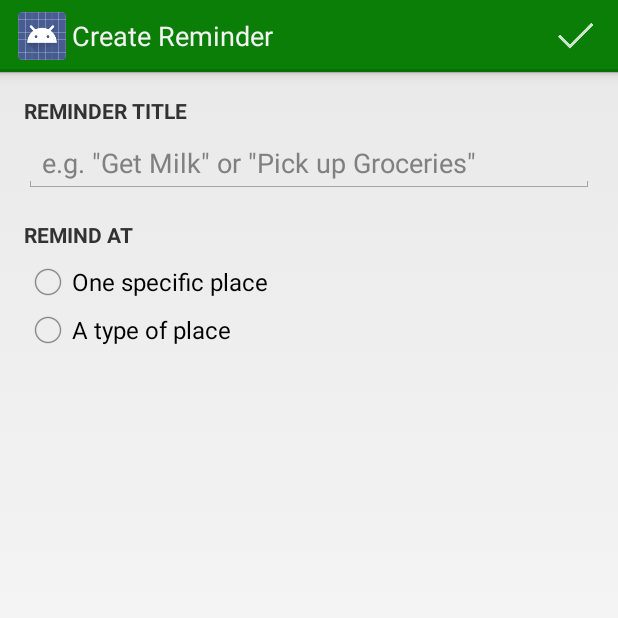
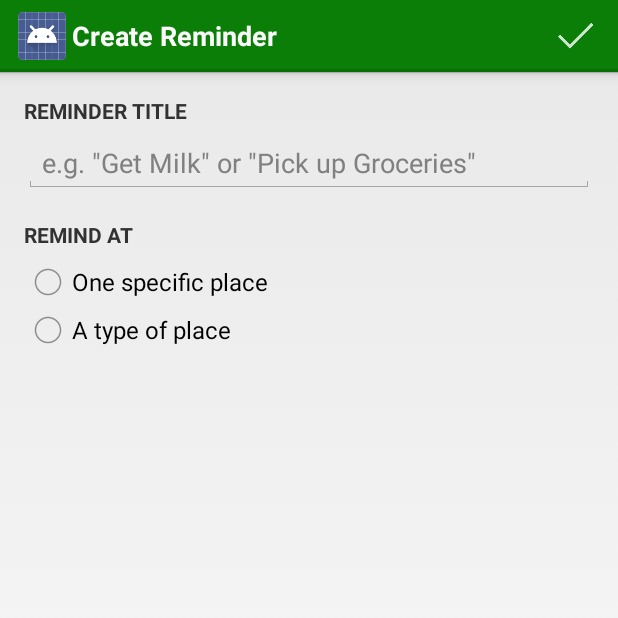
Before and after one commit to patil215/geobells, an Android app: the CreateReminderActivity screen opened directly, with no data from a screen before it, on a phone screen of 412 x 824 dp, the top half of it. Run offline under Robolectric (Android 15) with nearby library versions, the phone set to English and light mode, and no system bars; 2 statements that could not run were skipped.

Commit message:
Bold actionbar text. White navigation drawer icon

```diff
--- a/app/src/main/res/values/styles_geobells.xml
+++ b/app/src/main/res/values/styles_geobells.xml
@@ -40,6 +40,12 @@
         <item name="android:backgroundStacked">@drawable/ab_stacked_solid_geobells</item>
         <item name="android:backgroundSplit">@drawable/ab_bottom_solid_geobells</item>
         <item name="android:progressBarStyle">@style/ProgressBar.Geobells</item>
+        <item name="android:titleTextStyle">@style/ActionBarText.Geobells</item>
+    </style>
+
+    <style name="ActionBarText.Geobells" parent="@android:style/TextAppearance.Holo.Widget.ActionBar.Title">
+        <item name="android:textColor">#FAFAFA</item>
+        <item name="android:textStyle">bold</item>
     </style>
 
     <style name="ActionBar.Transparent.Geobells" parent="@android:style/Widget.Holo.ActionBar">
```
Also changed, not shown: app/src/main/res/drawable-hdpi/ic_drawer.png, app/src/main/res/drawable-mdpi/ic_drawer.png, app/src/main/res/drawable-xhdpi/ic_drawer.png, app/src/main/res/drawable-xxhdpi/ic_drawer.png.
